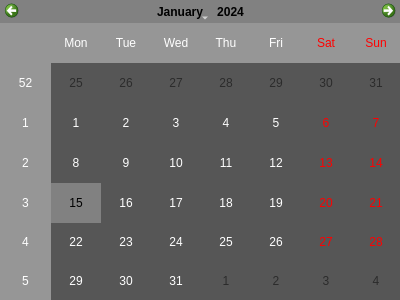
braisd11/CarTeis, file templates/CalendarWindow.ui: the form before one commit.
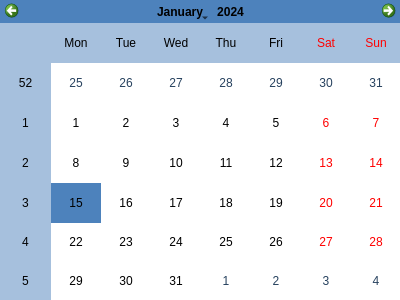
The form after the commit. Icons and pictures are not drawn.

Diff of the .ui file:
```diff
--- a/templates/CalendarWindow.ui
+++ b/templates/CalendarWindow.ui
@@ -53,63 +53,63 @@
       <colorrole role="WindowText">
        <brush brushstyle="SolidPattern">
         <color alpha="255">
-         <red>255</red>
-         <green>255</green>
-         <blue>255</blue>
+         <red>0</red>
+         <green>0</green>
+         <blue>0</blue>
         </color>
        </brush>
       </colorrole>
       <colorrole role="Button">
        <brush brushstyle="SolidPattern">
         <color alpha="255">
-         <red>86</red>
-         <green>86</green>
-         <blue>86</blue>
+         <red>77</red>
+         <green>130</green>
+         <blue>188</blue>
         </color>
        </brush>
       </colorrole>
       <colorrole role="Light">
        <brush brushstyle="SolidPattern">
         <color alpha="255">
-         <red>129</red>
-         <green>129</green>
-         <blue>129</blue>
+         <red>131</red>
+         <green>191</green>
+         <blue>255</blue>
         </color>
        </brush>
       </colorrole>
       <colorrole role="Midlight">
        <brush brushstyle="SolidPattern">
         <color alpha="255">
-         <red>107</red>
-         <green>107</green>
-         <blue>107</blue>
+         <red>104</red>
+         <green>160</green>
+         <blue>221</blue>
         </color>
        </brush>
       </colorrole>
       <colorrole role="Dark">
        <brush brushstyle="SolidPattern">
         <color alpha="255">
-         <red>43</red>
-         <green>43</green>
-         <blue>43</blue>
+         <red>38</red>
+         <green>65</green>
+         <blue>94</blue>
         </color>
        </brush>
       </colorrole>
       <colorrole role="Mid">
        <brush brushstyle="SolidPattern">
         <color alpha="255">
-         <red>57</red>
-         <green>57</green>
-         <blue>57</blue>
+         <red>51</red>
+         <green>87</green>
+         <blue>125</blue>
         </color>
        </brush>
       </colorrole>
       <colorrole role="Text">
        <brush brushstyle="SolidPattern">
         <color alpha="255">
-         <red>255</red>
-         <green>255</green>
-         <blue>255</blue>
+         <red>0</red>
+         <green>0</green>
+         <blue>0</blue>
         </color>
        </brush>
       </colorrole>
@@ -125,27 +125,27 @@
       <colorrole role="ButtonText">
        <brush brushstyle="SolidPattern">
         <color alpha="255">
-         <red>255</red>
-         <green>255</green>
-         <blue>255</blue>
+         <red>0</red>
+         <green>0</green>
+         <blue>0</blue>
         </color>
        </brush>
       </colorrole>
       <colorrole role="Base">
        <brush brushstyle="SolidPattern">
         <color alpha="255">
-         <red>86</red>
-         <green>86</green>
-         <blue>86</blue>
+         <red>255</red>
+         <green>255</green>
+         <blue>255</blue>
         </color>
        </brush>
       </colorrole>
       <colorrole role="Window">
        <brush brushstyle="SolidPattern">
         <color alpha="255">
-         <red>86</red>
-         <green>86</green>
-         <blue>86</blue>
+         <red>77</red>
+         <green>130</green>
+         <blue>188</blue>
         </color>
        </brush>
       </colorrole>
@@ -161,9 +161,9 @@
       <colorrole role="Highlight">
        <brush brushstyle="SolidPattern">
         <color alpha="255">
-         <red>129</red>
-         <green>129</green>
-         <blue>129</blue>
+         <red>77</red>
+         <green>130</green>
+         <blue>188</blue>
         </color>
        </brush>
       </colorrole>
@@ -179,9 +179,9 @@
       <colorrole role="AlternateBase">
        <brush brushstyle="SolidPattern">
         <color alpha="255">
-         <red>150</red>
-         <green>150</green>
-         <blue>150</blue>
+         <red>166</red>
+         <green>192</green>
+         <blue>221</blue>
         </color>
        </brush>
       </colorrole>
@@ -208,63 +208,63 @@
       <colorrole role="WindowText">
        <brush brushstyle="SolidPattern">
         <color alpha="255">
-         <red>255</red>
-         <green>255</green>
-         <blue>255</blue>
+         <red>0</red>
+         <green>0</green>
+         <blue>0</blue>
         </color>
        </brush>
       </colorrole>
       <colorrole role="Button">
        <brush brushstyle="SolidPattern">
         <color alpha="255">
-         <red>86</red>
-         <green>86</green>
-         <blue>86</blue>
+         <red>77</red>
+         <green>130</green>
+         <blue>188</blue>
         </color>
        </brush>
       </colorrole>
       <colorrole role="Light">
        <brush brushstyle="SolidPattern">
         <color alpha="255">
-         <red>129</red>
-         <green>129</green>
-         <blue>129</blue>
+         <red>131</red>
+         <green>191</green>
+         <blue>255</blue>
         </color>
        </brush>
       </colorrole>
       <colorrole role="Midlight">
        <brush brushstyle="SolidPattern">
         <color alpha="255">
-         <red>107</red>
-         <green>107</green>
-         <blue>107</blue>
+         <red>104</red>
+         <green>160</green>
+         <blue>221</blue>
         </color>
        </brush>
       </colorrole>
       <colorrole role="Dark">
        <brush brushstyle="SolidPattern">
         <color alpha="255">
-         <red>43</red>
-         <green>43</green>
-         <blue>43</blue>
+         <red>38</red>
+         <green>65</green>
+         <blue>94</blue>
         </color>
        </brush>
       </colorrole>
       <colorrole role="Mid">
        <brush brushstyle="SolidPattern">
         <color alpha="255">
-         <red>57</red>
-         <green>57</green>
-         <blue>57</blue>
+         <red>51</red>
+         <green>87</green>
+         <blue>125</blue>
         </color>
        </brush>
       </colorrole>
       <colorrole role="Text">
        <brush brushstyle="SolidPattern">
         <color alpha="255">
-         <red>255</red>
-         <green>255</green>
-         <blue>255</blue>
+         <red>0</red>
+         <green>0</green>
+         <blue>0</blue>
         </color>
        </brush>
       </colorrole>
@@ -280,27 +280,27 @@
       <colorrole role="ButtonText">
        <brush brushstyle="SolidPattern">
         <color alpha="255">
-         <red>255</red>
-         <green>255</green>
-         <blue>255</blue>
+         <red>0</red>
+         <green>0</green>
+         <blue>0</blue>
         </color>
        </brush>
       </colorrole>
       <colorrole role="Base">
        <brush brushstyle="SolidPattern">
         <color alpha="255">
-         <red>86</red>
-         <green>86</green>
-         <blue>86</blue>
+         <red>255</red>
+         <green>255</green>
+         <blue>255</blue>
         </color>
        </brush>
       </colorrole>
       <colorrole role="Window">
        <brush brushstyle="SolidPattern">
         <color alpha="255">
-         <red>86</red>
-         <green>86</green>
-         <blue>86</blue>
+         <red>77</red>
+         <green>130</green>
+         <blue>188</blue>
         </color>
        </brush>
       </colorrole>
@@ -316,9 +316,9 @@
       <colorrole role="Highlight">
        <brush brushstyle="SolidPattern">
         <color alpha="255">
-         <red>129</red>
-         <green>129</green>
-         <blue>129</blue>
+         <red>77</red>
+         <green>130</green>
+         <blue>188</blue>
         </color>
        </brush>
       </colorrole>
@@ -334,9 +334,9 @@
       <colorrole role="AlternateBase">
        <brush brushstyle="SolidPattern">
         <color alpha="255">
-         <red>150</red>
-         <green>150</green>
-         <blue>150</blue>
+         <red>166</red>
+         <green>192</green>
+         <blue>221</blue>
         </color>
        </brush>
       </colorrole>
@@ -363,63 +363,63 @@
       <colorrole role="WindowText">
        <brush brushstyle="SolidPattern">
         <color alpha="255">
-         <red>43</red>
-         <green>43</green>
-         <blue>43</blue>
+         <red>38</red>
+         <green>65</green>
+         <blue>94</blue>
         </color>
        </brush>
       </colorrole>
       <colorrole role="Button">
        <brush brushstyle="SolidPattern">
         <color alpha="255">
-         <red>86</red>
-         <green>86</green>
-         <blue>86</blue>
+         <red>77</red>
+         <green>130</green>
+         <blue>188</blue>
         </color>
        </brush>
       </colorrole>
       <colorrole role="Light">
        <brush brushstyle="SolidPattern">
         <color alpha="255">
-         <red>129</red>
-         <green>129</green>
-         <blue>129</blue>
+         <red>131</red>
+         <green>191</green>
+         <blue>255</blue>
         </color>
        </brush>
       </colorrole>
       <colorrole role="Midlight">
        <brush brushstyle="SolidPattern">
         <color alpha="255">
-         <red>107</red>
-         <green>107</green>
-         <blue>107</blue>
+         <red>104</red>
+         <green>160</green>
+         <blue>221</blue>
         </color>
        </brush>
       </colorrole>
       <colorrole role="Dark">
        <brush brushstyle="SolidPattern">
         <color alpha="255">
-         <red>43</red>
-         <green>43</green>
-         <blue>43</blue>
+         <red>38</red>
+         <green>65</green>
+         <blue>94</blue>
         </color>
        </brush>
       </colorrole>
       <colorrole role="Mid">
        <brush brushstyle="SolidPattern">
         <color alpha="255">
-         <red>57</red>
-         <green>57</green>
-         <blue>57</blue>
+         <red>51</red>
+         <green>87</green>
+         <blue>125</blue>
         </color>
        </brush>
       </colorrole>
       <colorrole role="Text">
        <brush brushstyle="SolidPattern">
         <color alpha="255">
-         <red>43</red>
-         <green>43</green>
-         <blue>43</blue>
+         <red>38</red>
+         <green>65</green>
+         <blue>94</blue>
         </color>
        </brush>
       </colorrole>
@@ -435,27 +435,27 @@
       <colorrole role="ButtonText">
        <brush brushstyle="SolidPattern">
         <color alpha="255">
-         <red>43</red>
-         <green>43</green>
-         <blue>43</blue>
+         <red>38</red>
+         <green>65</green>
+         <blue>94</blue>
         </color>
        </brush>
       </colorrole>
       <colorrole role="Base">
        <brush brushstyle="SolidPattern">
         <color alpha="255">
-         <red>86</red>
-         <green>86</green>
-         <blue>86</blue>
+         <red>77</red>
+         <green>130</green>
+         <blue>188</blue>
         </color>
        </brush>
       </colorrole>
       <colorrole role="Window">
        <brush brushstyle="SolidPattern">
         <color alpha="255">
-         <red>86</red>
-         <green>86</green>
-         <blue>86</blue>
+         <red>77</red>
+         <green>130</green>
+         <blue>188</blue>
         </color>
        </brush>
       </colorrole>
@@ -489,9 +489,9 @@
       <colorrole role="AlternateBase">
        <brush brushstyle="SolidPattern">
         <color alpha="255">
-         <red>150</red>
-         <green>150</green>
-         <blue>150</blue>
+         <red>77</red>
+         <green>130</green>
+         <blue>188</blue>
         </color>
        </brush>
       </colorrole>
```
Left out of the diff: 2 changed lines with no effect on the pictures.
